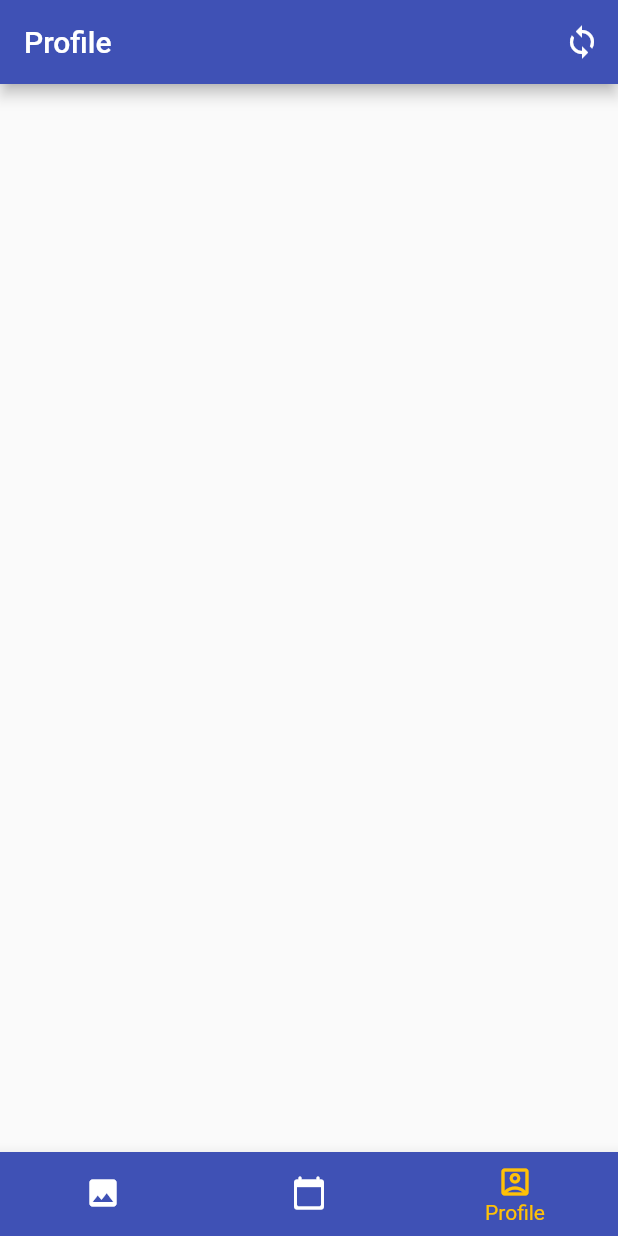
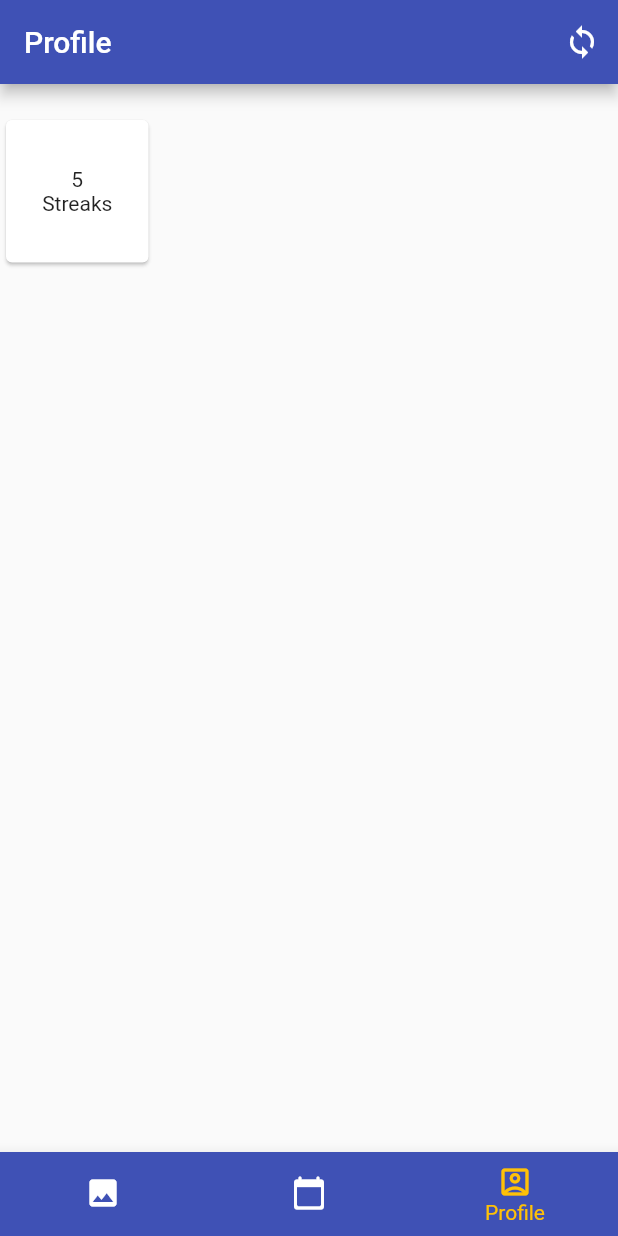
Before and after one commit to NeneWang/Draw-Daily-App, a Flutter app: the screen it shows after launch, item 3 of the bottom bar chosen, on a phone screen of 412 x 824 dp. Run offline on Flutter 3.47's test engine with Material 2 defaults, Android fonts, the phone set to English and light mode, and no system bars; our stand-ins replace google_maps_flutter, location, table_calendar.

Commit message:
Data | Calendar | Single | Highlight Item

```diff
--- a/daily_drawing_app/lib/screens/profile_screen.dart
+++ b/daily_drawing_app/lib/screens/profile_screen.dart
@@ -6,12 +6,13 @@ import '../providers/images_provider.dart';
 import 'image_detail_screen.dart';
 
 import '../widgets/bottom_navigator.dart';
+import '../widgets/stat_highlights.dart';
 
 class ProfileScreen extends StatelessWidget {
-static const routeName = '/profile';
-
+  static const routeName = '/profile';
   @override
   Widget build(BuildContext context) {
+    final Size screenSize = MediaQuery.of(context).size;
     return Scaffold(
         appBar: AppBar(
           title: Text('Profile'),
@@ -24,7 +25,20 @@ static const routeName = '/profile';
             ),
           ],
         ),
-        body: Column(),
+        body: Column(
+            crossAxisAlignment: CrossAxisAlignment.stretch,
+            children: <Widget>[
+              SizedBox(
+                height: 20,
+              ),
+              Row(
+                children: <Widget>[
+                  StatHighlight(
+                    screenSize: screenSize,
+                  )
+                ],
+              )
+            ]),
         bottomNavigationBar: BottomNavigator(2, context));
   }
 }
--- /dev/null
+++ b/daily_drawing_app/lib/widgets/stat_highlights.dart
@@ -0,0 +1,24 @@
+import 'package:flutter/material.dart';
+
+class StatHighlight extends StatelessWidget {
+  Size screenSize;
+
+  StatHighlight({@required this.screenSize});
+
+  @override
+  Widget build(BuildContext context) {
+    return SizedBox(
+      width: screenSize.width / 4,
+      height: screenSize.height / 8,
+      child: Card(
+          child: Column(
+        mainAxisAlignment: MainAxisAlignment.center,
+        crossAxisAlignment: CrossAxisAlignment.center,
+        children: <Widget>[
+          Text('5',),
+          Text('Streaks'),
+        ],
+      )),
+    );
+  }
+}
```
